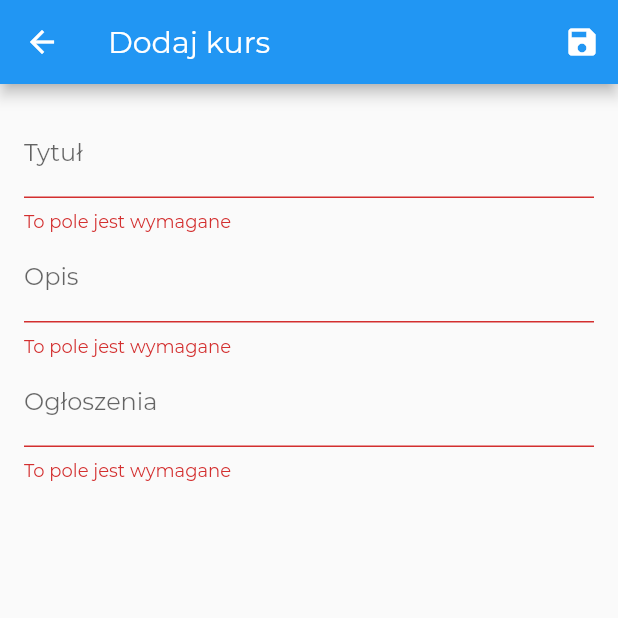
After one commit to DEViper/hypE-Learning-Mobile, a Flutter app: the AddCourseScreen screen opened by its route, after a tap on the "save" icon, on a phone screen of 412 x 824 dp, the top half of it. The commit adds this screen. Run offline on Flutter 3.47's test engine with Material 2 defaults, Android fonts, the phone set to English and light mode, and no system bars; our stand-ins replace shared_preferences; accounts and stored records are empty; project files that could hold a hidden picture were left out.

Commit message:
User can add course

```diff
--- a/lib/providers/course.dart
+++ b/lib/providers/course.dart
@@ -8,7 +8,7 @@ class Course with ChangeNotifier {
   final String announcement;
 
   Course({
-    @required this.id,
+     this.id,
     @required this.title,
     @required this.description,
     @required this.announcement,
--- /dev/null
+++ b/lib/screens/add_course_screen.dart
@@ -0,0 +1,206 @@
+import 'package:flutter/material.dart';
+import 'package:provider/provider.dart';
+
+import '../providers/course.dart';
+import '../providers/courses.dart';
+import 'courses_overview_screen.dart';
+
+class AddCourseScreen extends StatefulWidget {
+  static const routeName = '/add-course';
+
+  @override
+  _AddCourseScreenState createState() => _AddCourseScreenState();
+}
+
+class _AddCourseScreenState extends State<AddCourseScreen> {
+  final _titleFocusNode = FocusNode();
+  final _descriptionFocusNode = FocusNode();
+  final _announcementFocusNode = FocusNode();
+
+  final _form = GlobalKey<FormState>();
+  var _editedCourse = Course(
+    id: null,
+    title: '',
+    description: '',
+    announcement: '',
+  );
+  var _initValues = {
+    'title': '',
+    'description': '',
+    'announcement': '',
+  };
+  var _isInit = true;
+  var _isLoading = false;
+
+  @override
+  void initState() {
+    super.initState();
+  }
+
+  @override
+  void didChangeDependencies() {
+    if (_isInit) {
+      final courseId = ModalRoute.of(context).settings.arguments as int;
+      if (courseId != null) {
+        _editedCourse =
+            Provider.of<Courses>(context, listen: false).findById(courseId);
+        _initValues = {
+          'title': _editedCourse.title,
+          'description': _editedCourse.description,
+          'announcement': _editedCourse.announcement,
+        };
+      }
+    }
+    _isInit = false;
+    super.didChangeDependencies();
+  }
+
+  @override
+  void dispose() {
+    _titleFocusNode.dispose();
+    _descriptionFocusNode.dispose();
+    _announcementFocusNode.dispose();
+    super.dispose();
+  }
+
+  Future<void> _saveForm() async {
+    final isValid = _form.currentState.validate();
+    if (!isValid) {
+      return;
+    }
+    _form.currentState.save();
+    setState(() {
+      _isLoading = true;
+    });
+
+    try {
+      await Provider.of<Courses>(context, listen: false)
+          .addCourse(_editedCourse);
+    } catch (error) {
+      await showDialog(
+        context: context,
+        builder: (ctx) => AlertDialog(
+          title: Text('An error occurred!'),
+          content: Text('Something went wrong.'),
+          actions: <Widget>[
+            FlatButton(
+              child: Text('Okay'),
+              onPressed: () {
+                Navigator.of(ctx).pushNamed(CoursesOverviewScreen.routeName);
+              },
+            )
+          ],
+        ),
+      );
+    }
+    // finally {
+    //   setState(() {
+    //     _isLoading = false;
+    //   });
+    //   Navigator.of(context).pop();
+    // }
+
+    setState(() {
+      _isLoading = false;
+    });
+    Navigator.of(context).pushNamed(
+        CoursesOverviewScreen.routeName); // Navigator.of(context).pop();
+  }
+
+  @override
+  Widget build(BuildContext context) {
+    return Scaffold(
+      appBar: AppBar(
+        title: Text('Dodaj kurs'),
+        actions: <Widget>[
+          IconButton(
+            icon: Icon(Icons.save),
+            onPressed: _saveForm,
+          ),
+        ],
+      ),
+      body: _isLoading
+          ? Center(
+              child: CircularProgressIndicator(),
+            )
+          : Padding(
+              padding: const EdgeInsets.all(16.0),
+              child: Form(
+                key: _form,
+                child: ListView(
+                  children: <Widget>[
+                    TextFormField(
+                      initialValue: _initValues['title'],
+                      decoration: InputDecoration(labelText: 'Tytuł'),
+                      textInputAction: TextInputAction.next,
+                      onFieldSubmitted: (_) {
+                        FocusScope.of(context)
+                            .requestFocus(_descriptionFocusNode);
+                      },
+                      validator: (value) {
+                        if (value.isEmpty) {
+                          return 'To pole jest wymagane';
+                        }
+                        return null;
+                      },
+                      onSaved: (value) {
+                        _editedCourse = Course(
+                          title: value,
+                          description: _editedCourse.description,
+                          announcement: _editedCourse.announcement,
+                          id: _editedCourse.id,
+                        );
+                      },
+                    ),
+                    TextFormField(
+                      initialValue: _initValues['description'],
+                      decoration: InputDecoration(labelText: 'Opis'),
+                      textInputAction: TextInputAction.next,
+                      onFieldSubmitted: (_) {
+                        FocusScope.of(context)
+                            .requestFocus(_announcementFocusNode);
+                      },
+                      validator: (value) {
+                        if (value.isEmpty) {
+                          return 'To pole jest wymagane';
+                        }
+                        return null;
+                      },
+                      onSaved: (value) {
+                        _editedCourse = Course(
+                          title: _editedCourse.title,
+                          description: value,
+                          announcement: _editedCourse.announcement,
+                          id: _editedCourse.id,
+                        );
+                      },
+                    ),
+                    TextFormField(
+                      initialValue: _initValues['announcement'],
+                      decoration: InputDecoration(labelText: 'Ogłoszenia'),
+                      textInputAction: TextInputAction.next,
+                      onFieldSubmitted: (_) {
+                        _saveForm();
+                      },
+                      validator: (value) {
+                        if (value.isEmpty) {
+                          return 'To pole jest wymagane';
+                        }
+                        return null;
+                      },
+                      onSaved: (value) {
+                        _editedCourse = Course(
+                          title: _editedCourse.title,
+                          description: _editedCourse.description,
+                          announcement: value,
+                          id: _editedCourse.id,
+                        );
+                      },
+                    ),
+                  ],
+                ),
+              ),
+            ),
+    );
+  }
+}
--- a/lib/screens/courses_overview_screen.dart
+++ b/lib/screens/courses_overview_screen.dart
@@ -52,9 +52,6 @@ class _CoursesOverviewScreenState extends State<CoursesOverviewScreen> {
   @override
   Widget build(BuildContext context) {
 
-
-
-
     return Scaffold(
       appBar: AppBar(
         title: Text('HypE-Learning'),
```
Also changed, not shown: lib/main.dart (+5 -3 lines), lib/providers/courses.dart (+28 -32 lines), lib/widgets/app_drawer.dart (+14 -5 lines).
